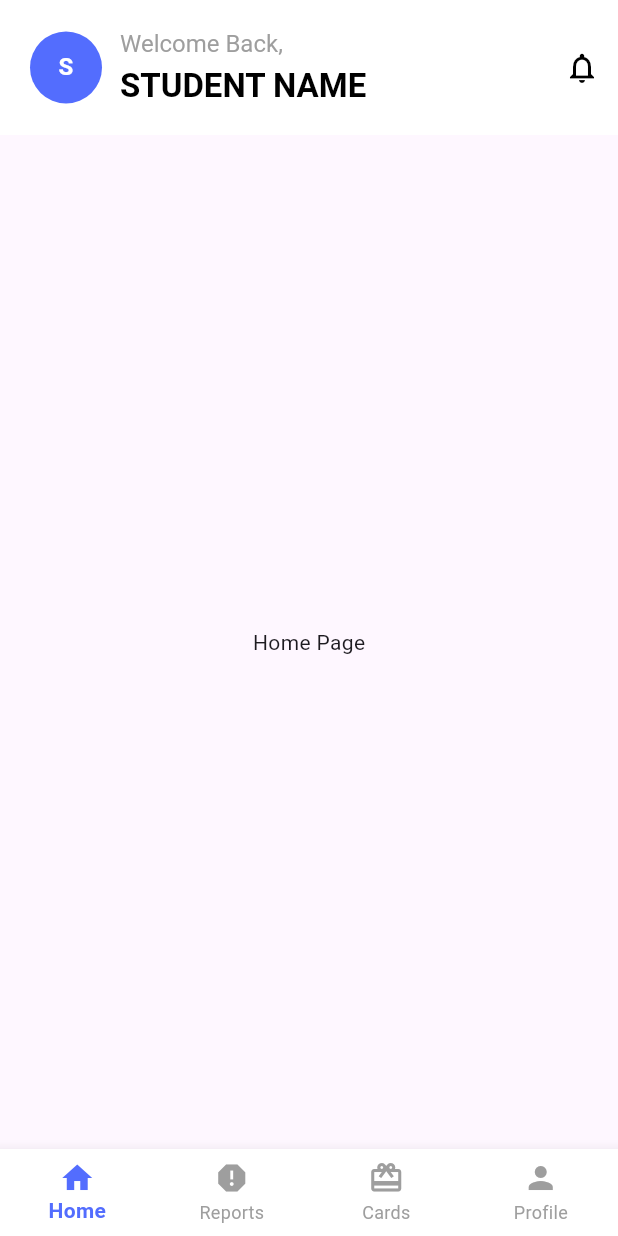
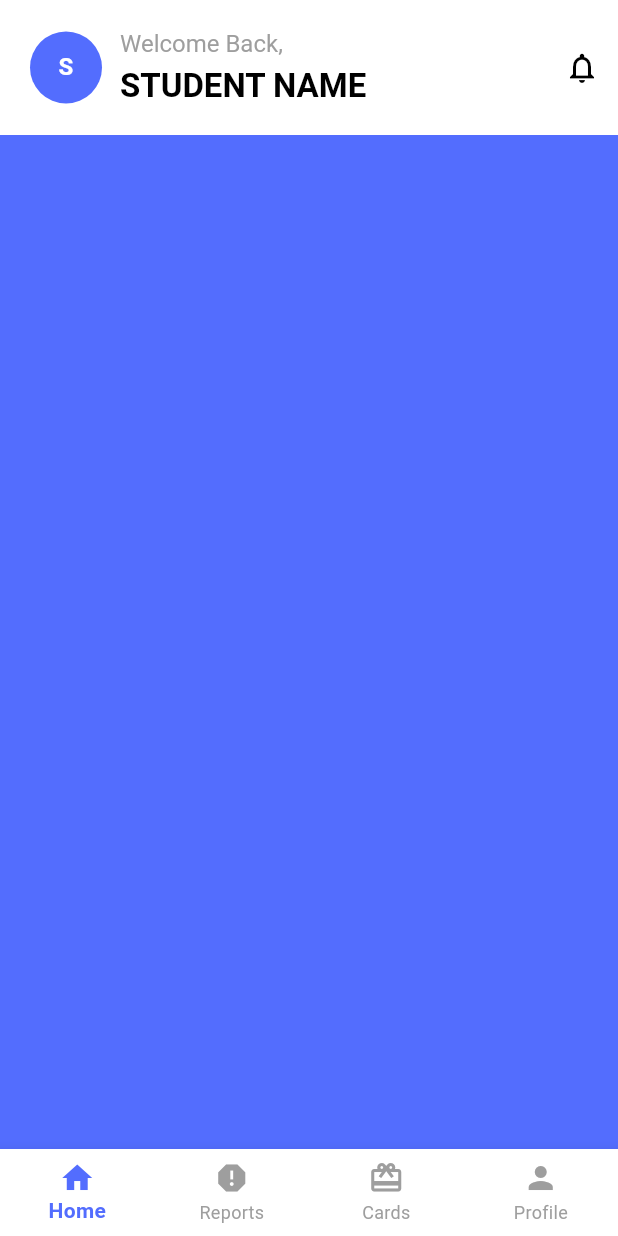
Before and after one commit to mb-shupto/assignment-two-flutter-UI-Masum-Bari-Supto-1930875, a Flutter app: the screen it shows after launch, on a phone screen of 412 x 824 dp. Run offline on Flutter 3.47's test engine with Material 3 defaults, Android fonts, the phone set to English and light mode, and no system bars.

Commit message:
started working on body

```diff
--- a/lib/main.dart
+++ b/lib/main.dart
@@ -1,6 +1,5 @@
 import 'package:assignment_two_flutter/screens/home_page.dart';
 import 'package:flutter/material.dart';
-import 'package:assignment_two_flutter/screens/main_screen.dart';
 
 void main() {
   runApp(const MyApp());
--- a/lib/screens/home_page.dart
+++ b/lib/screens/home_page.dart
@@ -110,9 +110,15 @@ class _HomePageState extends State<HomePage> {
           ),
         ],
       ),
-      body: const Center(
-        child: Text('Home Page'),
-      ),
+      body: Container(
+        decoration: BoxDecoration(
+          gradient: LinearGradient(
+            colors: [Colors.indigoAccent],
+            begin: Alignment.topCenter,
+            end: Alignment.bottomCenter,
+          ),
+        ),
+      )
     );
   }
 }
```
